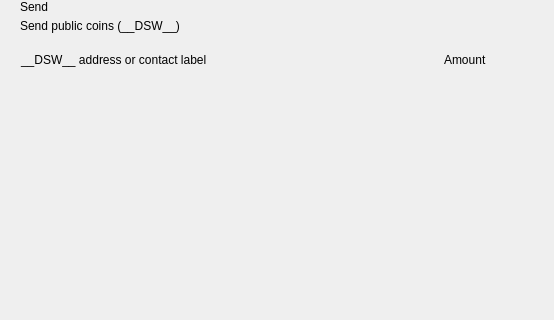
Qt form src/qt/pivx/forms/send.ui (decenomy/DSW) before a commit; both pictures show x 0 to 554 and y 0 to 320 of the 893 by 700 pixel window.
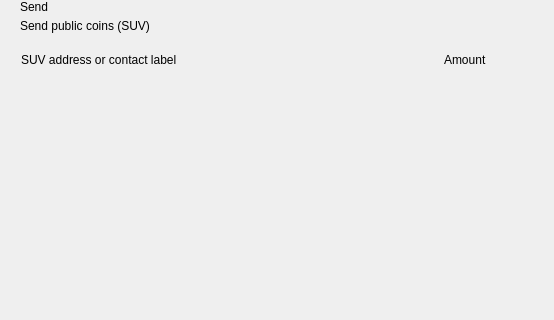
The same form after that commit. Custom widgets are drawn as their Qt base class.

Commit message: Replace standard coin unit __DSW__ by SUV (8)

Diff of the .ui file:
```diff
--- a/src/qt/pivx/forms/send.ui
+++ b/src/qt/pivx/forms/send.ui
@@ -81,7 +81,7 @@
             <item>
              <widget class="QLabel" name="labelSubtitle1">
               <property name="text">
-               <string>Send public coins (__DSW__)</string>
+               <string>Send public coins (SUV)</string>
               </property>
              </widget>
             </item>
@@ -141,7 +141,7 @@
              <string notr="true">margin-left:8px;</string>
             </property>
             <property name="text">
-             <string>__DSW__ address or contact label</string>
+             <string>SUV address or contact label</string>
             </property>
            </widget>
           </item>
```
The commit also changes 9 other files.
